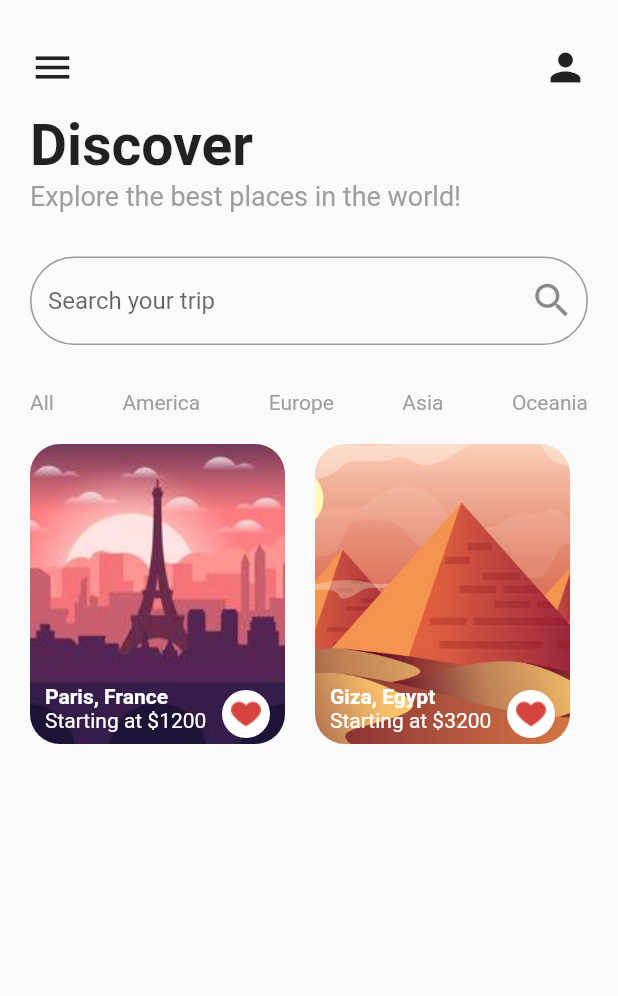
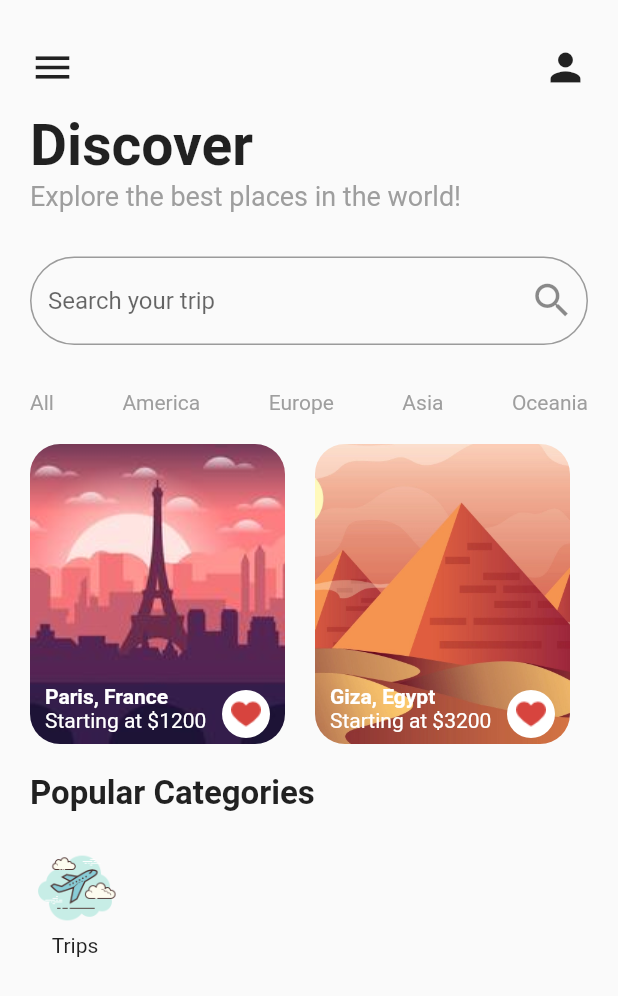
Before and after one commit to VicOntiri/News_app-complete, a Flutter app: the screen it shows after launch, on a phone screen of 412 x 824 dp. Shown: the top 996 px of the screen. Run offline on Flutter 3.47's test engine with Material 2 defaults, Android fonts, the phone set to English and light mode, and no system bars.

Commit message:
added popular categories

```diff
--- a/travel_app/lib/screens/home_screen.dart
+++ b/travel_app/lib/screens/home_screen.dart
@@ -201,6 +201,39 @@ class _HomeScreenState extends State<HomeScreen> {
                 },
               ),
             ),
+            SizedBox(
+              height: 20.0,
+            ),
+            Text(
+              'Popular Categories',
+              style: TextStyle(
+                fontWeight: FontWeight.bold,
+                fontSize: 22.0,
+              ),
+            ),
+            SizedBox(
+              height: 20.0,
+            ),
+            Row(
+              children: [
+                Column(
+                  children: [
+                    ClipRRect(
+                      borderRadius: BorderRadius.circular(30.0),
+                      child: Image(
+                        height: 60.0,
+                        width: 60.0,
+                        image: AssetImage(
+                          'assets/icons/icons8-airplane-take-off-100.png',
+                        ),
+                        fit: BoxFit.contain,
+                      ),
+                    ),
+                    Text('Trips')
+                  ],
+                )
+              ],
+            ),
           ],
         ),
       ),
--- a/travel_app/pubspec.yaml
+++ b/travel_app/pubspec.yaml
@@ -62,6 +62,7 @@ flutter:
   # To add assets to your application, add an assets section, like this:
   assets:
     - assets/images/
+    - assets/icons/
   #   - images/a_dot_ham.jpeg
 
   # An image asset can refer to one or more resolution-specific "variants", see
```
